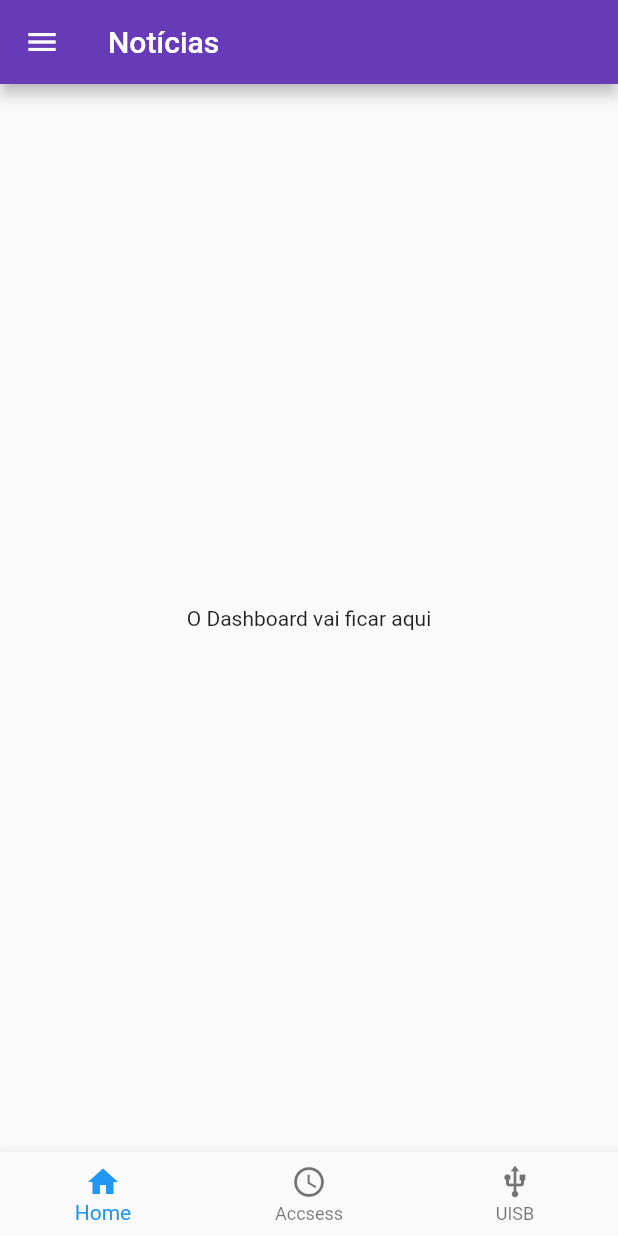
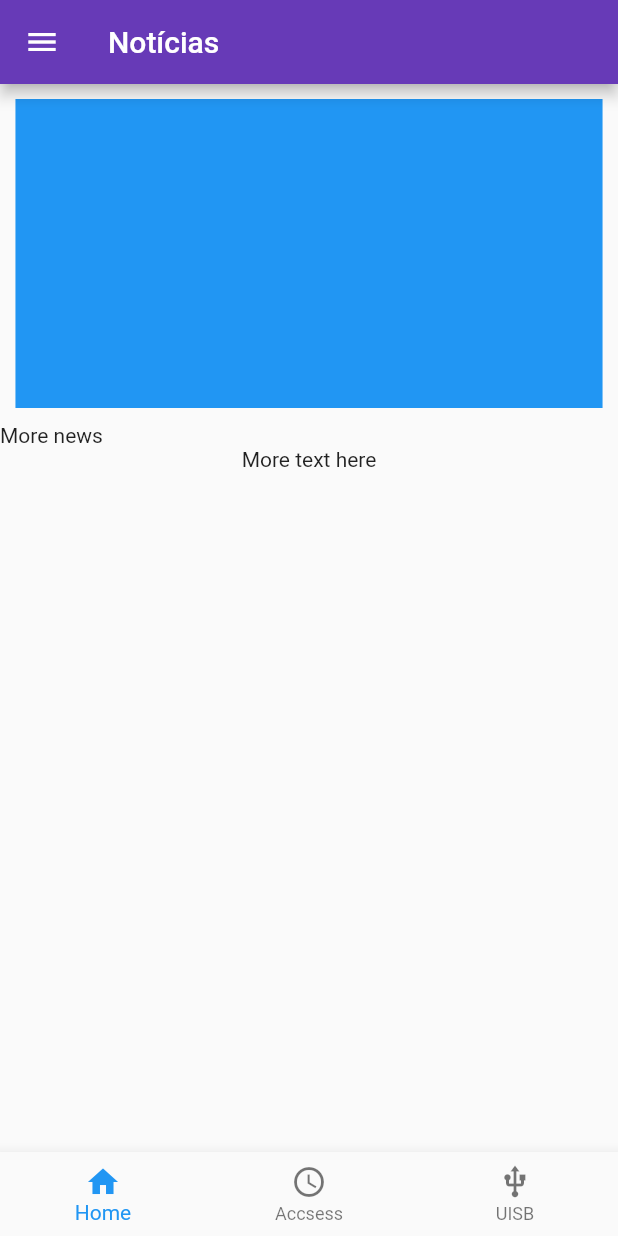
Before and after one commit to gleydsonbrito/progesti-app, a Flutter app: the screen it shows after launch, on a phone screen of 412 x 824 dp. Run offline on Flutter 3.47's test engine with Material 2 defaults, Android fonts, the light colour scheme and no system bars.

Commit message:
add news container

```diff
--- /dev/null
+++ b/lib/components/News.dart
@@ -0,0 +1,12 @@
+import 'package:flutter/material.dart';
+
+class News extends StatelessWidget {
+  @override
+  Widget build(BuildContext context) {
+    return Container(
+        margin: EdgeInsets.symmetric(vertical: 10.0),
+        height: MediaQuery.of(context).size.height * 0.25,
+        width: MediaQuery.of(context).size.width * 0.95,
+        color: Colors.blue);
+  }
+}
--- a/lib/pages/Home.dart
+++ b/lib/pages/Home.dart
@@ -1,6 +1,7 @@
 import 'package:flutter/material.dart';
+import 'package:progesti_app/components/BottomTabBar.dart';
 import 'package:progesti_app/components/Drawer.dart';
-import 'package:progesti_app/components/BottomTabBar.dart';
+import 'package:progesti_app/components/News.dart';
 
 class Home extends StatelessWidget {
   @override
@@ -10,10 +11,20 @@ class Home extends StatelessWidget {
         title: Text("Notícias"),
         backgroundColor: Colors.deepPurple,
       ),
-      body: Center(
-        child: Text("O Dashboard vai ficar aqui"),
+      drawer: DrawerProgesti(),
+      body: Align(
+        alignment: Alignment.topCenter,
+        child: Column(
+          children: <Widget>[
+            News(),
+            Align(
+              alignment: Alignment.topLeft,
+              child: Text("More news"),
+            ),
+            Text("More text here")
+          ],
+        ),
       ),
-      drawer: DrawerProgesti(),
       bottomNavigationBar: BottomTabBarProgesti(),
     );
   }
--- a/pubspec.yaml
+++ b/pubspec.yaml
@@ -23,7 +23,7 @@ environment:
 dependencies:
   flutter:
     sdk: flutter
-  flutter_map: any
+
 
 
   # The following adds the Cupertino Icons font to your application.
```
Also changed, not shown: assets/news.png (added), pubspec.lock, 3 other files.
